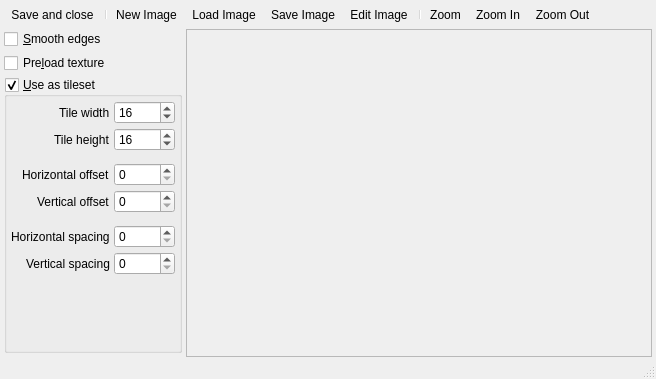
Above: Editors/BackgroundEditor.ui from enigma-dev/RadialGM before the change. Below: the same form after it.
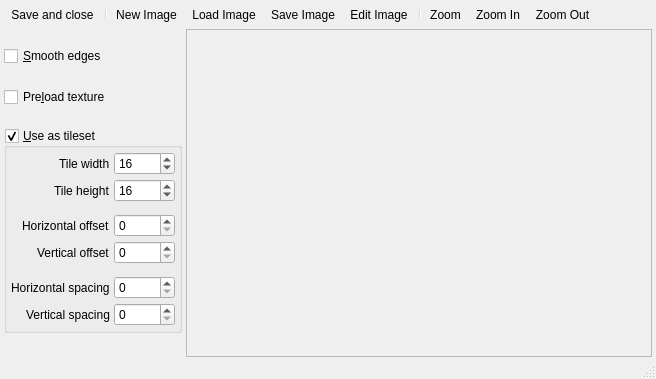
That is the form after the change. Icons and pictures are not drawn. Custom widgets are drawn as their Qt base class.

Commit message: Tileset group box should be Fixed vertical size policy.

```diff
--- a/Editors/BackgroundEditor.ui
+++ b/Editors/BackgroundEditor.ui
@@ -125,7 +125,7 @@
        <item>
         <widget class="QGroupBox" name="tilesetGroupBox">
          <property name="sizePolicy">
-          <sizepolicy hsizetype="Minimum" vsizetype="Expanding">
+          <sizepolicy hsizetype="Minimum" vsizetype="Fixed">
            <horstretch>0</horstretch>
            <verstretch>0</verstretch>
           </sizepolicy>
```
